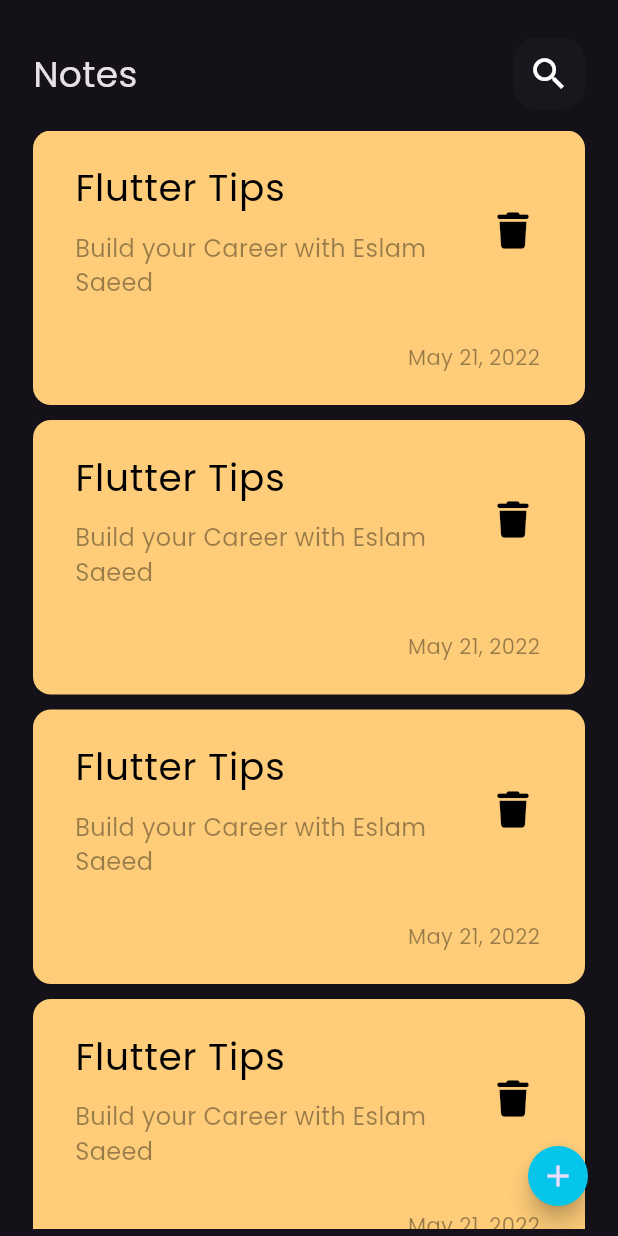
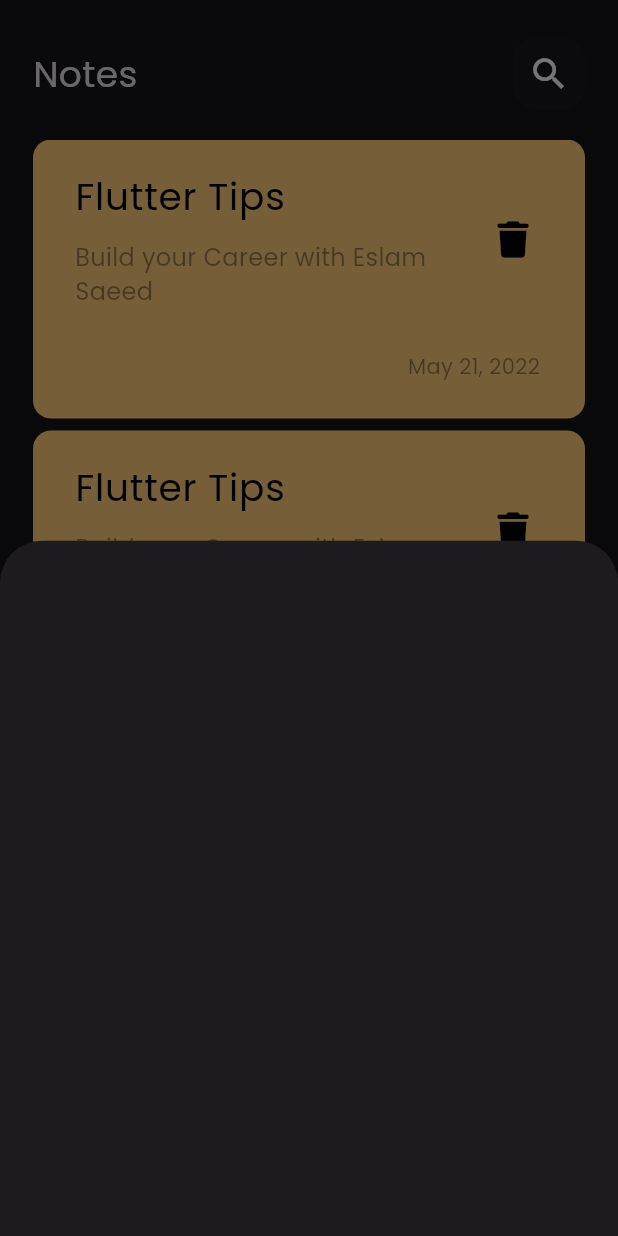
Before and after one commit to EslamSaeed570/note_app, a Flutter app: the screen it shows after launch, after a tap on the "add" icon, on a phone screen of 412 x 824 dp. Run offline on Flutter 3.47's test engine with Material 3 defaults, Android fonts, the phone set to English and light mode, and no system bars; our stand-ins replace font_awesome_flutter.

Commit message:
show modal bottom sheet

```diff
--- a/lib/views/notes_view.dart
+++ b/lib/views/notes_view.dart
@@ -1,4 +1,5 @@
 import 'package:flutter/material.dart';
+import 'package:notesapp/widgets/add_note_bottem_sheet.dart';
 import 'package:notesapp/widgets/notes_view_body.dart';
 
 class NotesView extends StatelessWidget {
@@ -7,10 +8,17 @@ class NotesView extends StatelessWidget {
   @override
   Widget build(BuildContext context) {
     return Scaffold(
-      floatingActionButton: FloatingActionButton.small(
-        onPressed: () {},
+      floatingActionButton: FloatingActionButton(
+        onPressed: () {
+          showModalBottomSheet(
+              context: context,
+              builder: (context) {
+                return const AddNoteBottemSheet();
+              });
+        },
         backgroundColor: const Color.fromARGB(255, 5, 197, 235),
-        shape: RoundedRectangleBorder(borderRadius: BorderRadius.circular(30)),
+        shape: const CircleBorder(),
+        mini: true,
         child: const Icon(Icons.add),
       ),
       body: const NotesViewBody(),
--- /dev/null
+++ b/lib/widgets/add_note_bottem_sheet.dart
@@ -0,0 +1,11 @@
+
+import 'package:flutter/material.dart';
+
+class AddNoteBottemSheet extends StatelessWidget {
+  const AddNoteBottemSheet({super.key});
+
+  @override
+  Widget build(BuildContext context) {
+    return  Container();
+  }
+}
--- a/lib/widgets/notes_item.dart
+++ b/lib/widgets/notes_item.dart
@@ -7,9 +7,9 @@ class NoteItem extends StatelessWidget {
   @override
   Widget build(BuildContext context) {
     return Container(
-      margin: const EdgeInsets.only(bottom: 10),
+      margin: const EdgeInsets.only(bottom: 8),
       padding: const EdgeInsets.only(
-        bottom: 22,
+        bottom: 25,
         top: 12,
         left: 12,
       ),
--- a/lib/widgets/notes_list_view.dart
+++ b/lib/widgets/notes_list_view.dart
@@ -1,4 +1,3 @@
-
 import 'package:flutter/material.dart';
 import 'package:notesapp/widgets/notes_item.dart';
 
@@ -9,6 +8,11 @@ class NotesListView extends StatelessWidget {
 
   @override
   Widget build(BuildContext context) {
-    return ListView.builder(itemBuilder: (context, index) => const NoteItem());
+    return Padding(
+      padding: const EdgeInsets.symmetric(vertical: 10),
+      child: ListView.builder(
+          padding: EdgeInsets.zero,
+          itemBuilder: (context, index) => const NoteItem()),
+    );
   }
 }
--- a/lib/widgets/notes_view_body.dart
+++ b/lib/widgets/notes_view_body.dart
@@ -13,12 +13,11 @@ class NotesViewBody extends StatelessWidget {
       child: Column(
         children: [
           SizedBox(
-
             height: 20,
           ),
           CustomAppBar(),
           SizedBox(
-            height: 14,
+            height: 10,
           ),
           Expanded(child: NotesListView())
         ],
```
